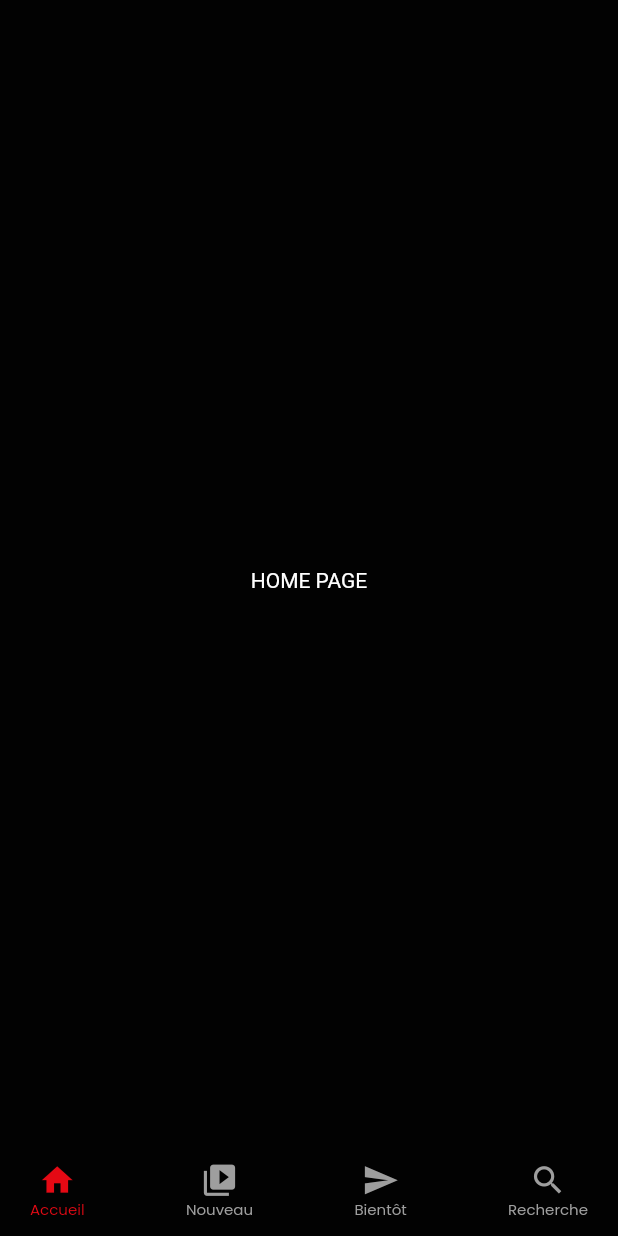
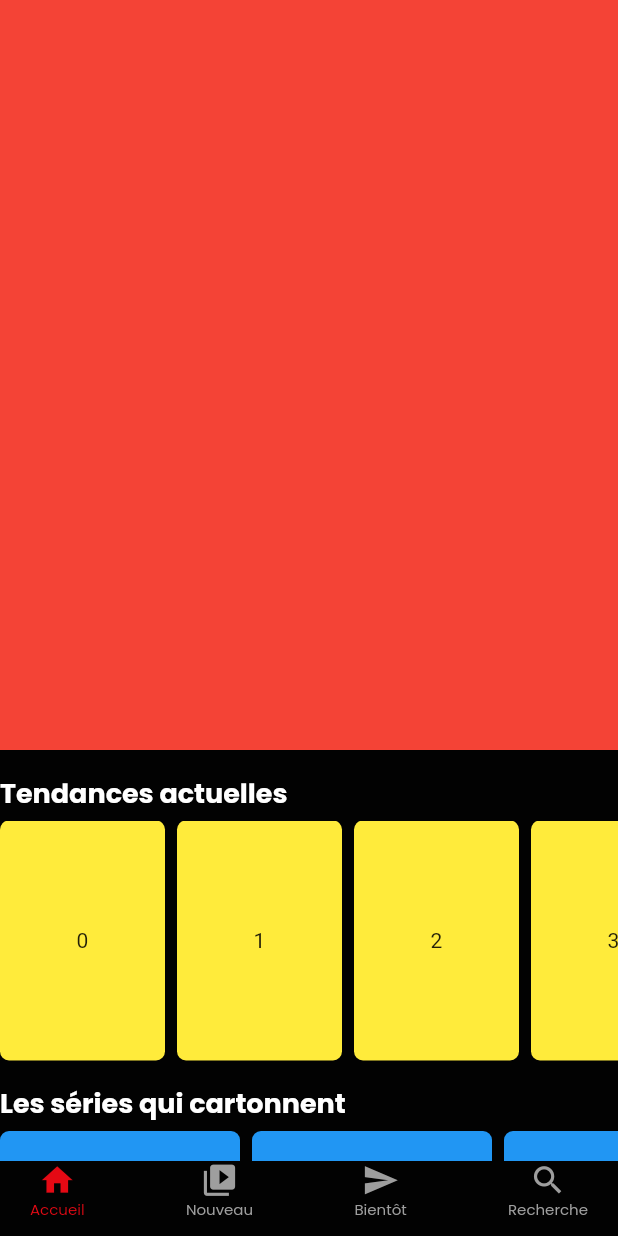
Before and after one commit to SidikiSako/netflixclone, a Flutter app: the screen it shows after launch, on a phone screen of 412 x 824 dp. Run offline on Flutter 3.47's test engine with Material 2 defaults, Android fonts, the phone set to English and light mode, and no system bars; our stand-ins replace google_fonts.

Commit message:
homePage design with colored container

```diff
--- a/lib/ui/screens/home_page.dart
+++ b/lib/ui/screens/home_page.dart
@@ -1,4 +1,5 @@
 import 'package:flutter/material.dart';
+import 'package:google_fonts/google_fonts.dart';
 import 'package:netflix_clone/utils/constant.dart';
 
 class HomePage extends StatefulWidget {
@@ -11,15 +12,105 @@ class HomePage extends StatefulWidget {
 class _HomePageState extends State<HomePage> {
   @override
   Widget build(BuildContext context) {
-    return Container(
-      color: kBackgroundColor,
-      child: Center(
-        child: Text(
-          'HOME PAGE',
-          style: TextStyle(
-            color: Colors.white,
+    return Scaffold(
+      backgroundColor: kBackgroundColor,
+      body: ListView(
+        children: [
+          Container(
+            color: Colors.red,
+            height: 500,
           ),
-        ),
+          const SizedBox(height: 15),
+          Text(
+            'Tendances actuelles',
+            style: GoogleFonts.poppins(
+              color: Colors.white,
+              fontSize: 18,
+              fontWeight: FontWeight.bold,
+            ),
+          ),
+          const SizedBox(height: 5),
+          SizedBox(
+            height: 160,
+            child: ListView.builder(
+              scrollDirection: Axis.horizontal,
+              itemCount: 10,
+              itemBuilder: (context, index) {
+                return Container(
+                  margin: const EdgeInsets.only(right: 8),
+                  decoration: BoxDecoration(
+                    borderRadius: BorderRadius.circular(6),
+                    color: Colors.yellow,
+                  ),
+                  width: 110,
+                  child: Center(
+                    child: Text(index.toString()),
+                  ),
+                );
+              },
+            ),
+          ),
+          const SizedBox(height: 15),
+          Text(
+            'Les séries qui cartonnent',
+            style: GoogleFonts.poppins(
+              color: Colors.white,
+              fontSize: 18,
+              fontWeight: FontWeight.bold,
+            ),
+          ),
+          const SizedBox(height: 5),
+          SizedBox(
+            height: 320,
+            child: ListView.builder(
+              scrollDirection: Axis.horizontal,
+              itemCount: 10,
+              itemBuilder: (context, index) {
+                return Container(
+                  margin: const EdgeInsets.only(right: 8),
+                  decoration: BoxDecoration(
+                    borderRadius: BorderRadius.circular(6),
+                    color: Colors.blue,
+                  ),
+                  width: 160,
+                  child: Center(
+                    child: Text(index.toString()),
+                  ),
+                );
+              },
+            ),
+          ),
+          const SizedBox(height: 15),
+          Text(
+            'Actuellement au cinéma',
+            style: GoogleFonts.poppins(
+              color: Colors.white,
+              fontSize: 18,
+              fontWeight: FontWeight.bold,
+            ),
+          ),
+          const SizedBox(height: 5),
+          SizedBox(
+            height: 160,
+            child: ListView.builder(
+              scrollDirection: Axis.horizontal,
+              itemCount: 10,
+              itemBuilder: (context, index) {
+                return Container(
+                  margin: const EdgeInsets.only(right: 8),
+                  decoration: BoxDecoration(
+                    borderRadius: BorderRadius.circular(6),
+                    color: Colors.green,
+                  ),
+                  width: 110,
+                  child: Center(
+                    child: Text(index.toString()),
+                  ),
+                );
+              },
+            ),
+          ),
+        ],
       ),
     );
   }
```
